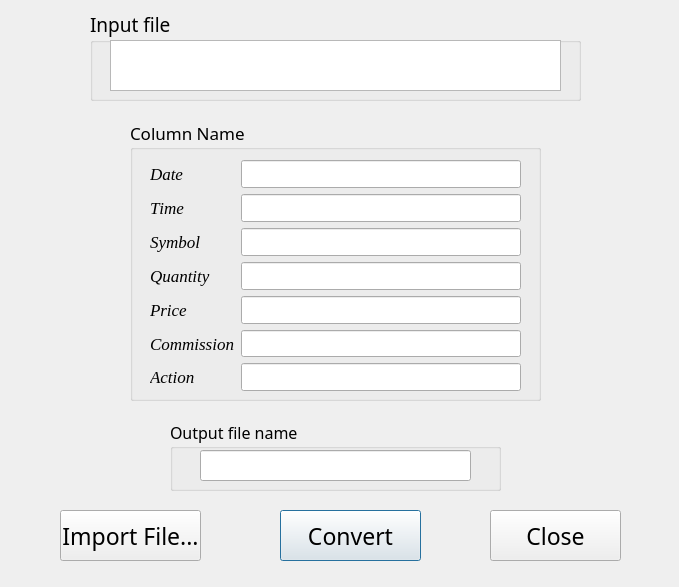
Old version of the form converter.ui in the repository hi-tech-AI/excel-converter.
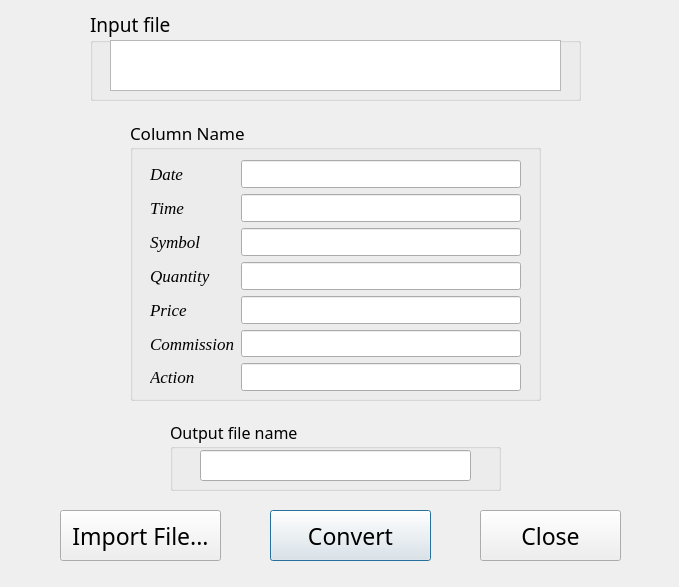
New version of the form.

```diff
--- a/converter.ui
+++ b/converter.ui
@@ -24,9 +24,9 @@
   <widget class="QPushButton" name="convert_btn">
    <property name="geometry">
     <rect>
-     <x>280</x>
+     <x>270</x>
      <y>510</y>
-     <width>141</width>
+     <width>161</width>
      <height>51</height>
     </rect>
    </property>
@@ -44,9 +44,9 @@
   <widget class="QPushButton" name="close_btn">
    <property name="geometry">
     <rect>
-     <x>490</x>
+     <x>480</x>
      <y>510</y>
-     <width>131</width>
+     <width>141</width>
      <height>51</height>
     </rect>
    </property>
@@ -66,7 +66,7 @@
     <rect>
      <x>60</x>
      <y>510</y>
-     <width>141</width>
+     <width>161</width>
      <height>51</height>
     </rect>
    </property>
```
Left out of the diff: 2 changed lines with no effect on the pictures.
